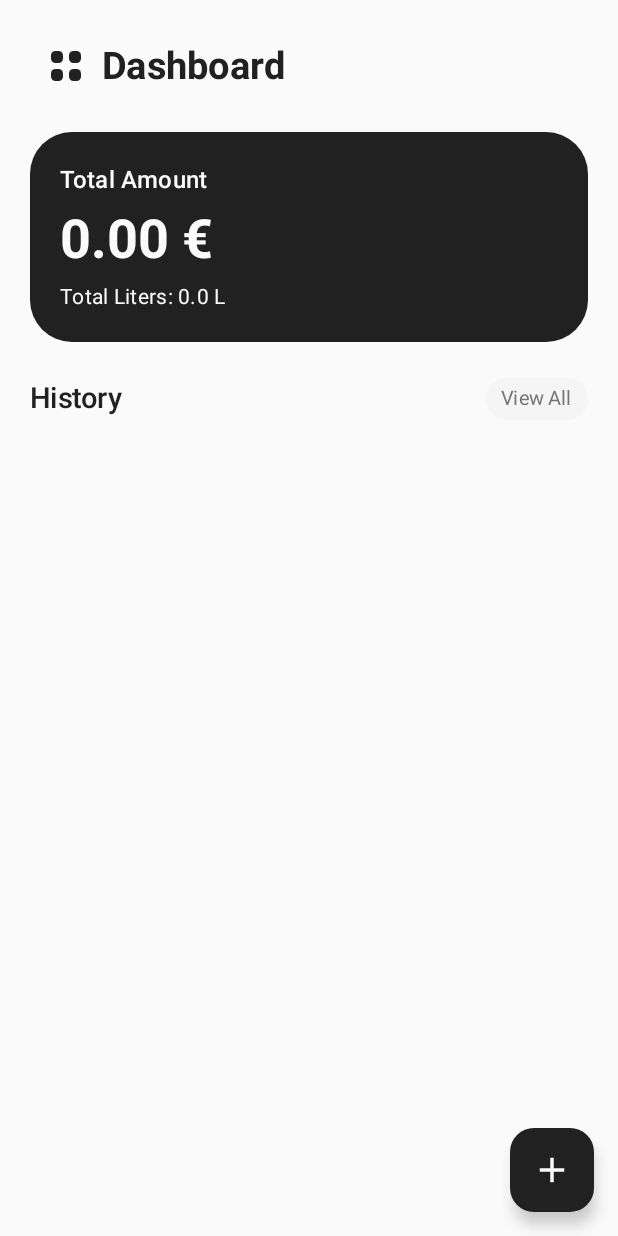
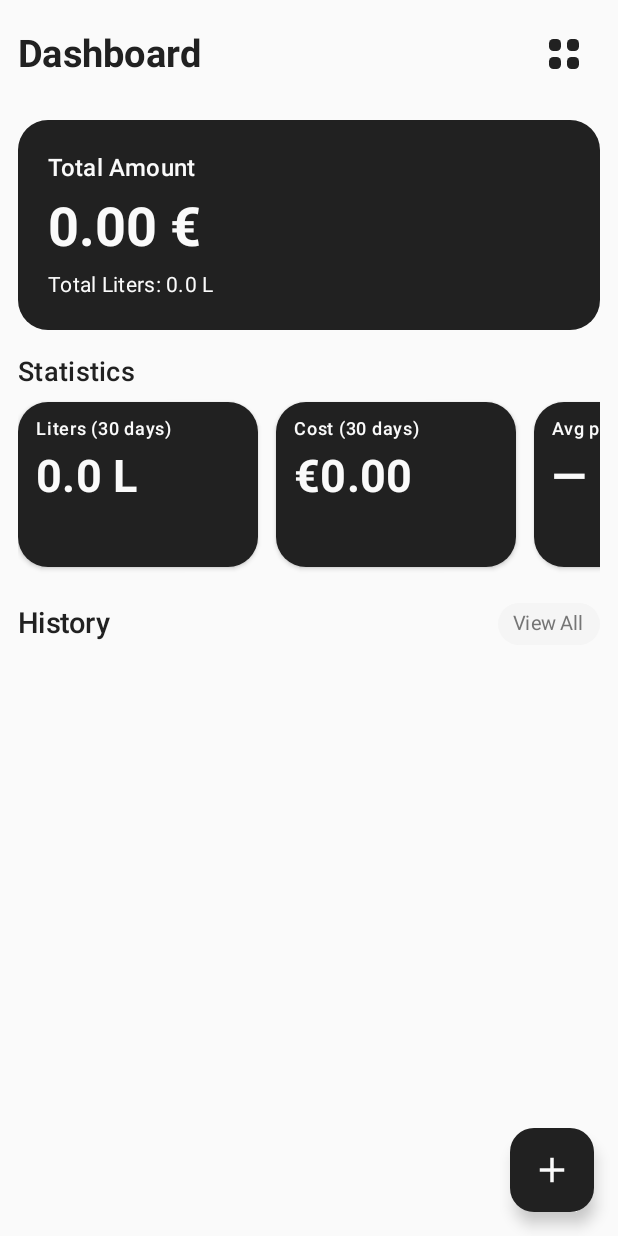
Before and after one commit to RoussosPhilip/App-Receipt-Scanner, an Android app built with Jetpack Compose: the screen it shows after launch (MainActivity), on a phone screen of 412 x 824 dp. Run offline under Robolectric (Android 15) with nearby library versions, the phone set to English and light mode, and no system bars; our stand-ins replace Room's generated code.

Commit message:
feat: add statistics to the dashboard screen

```diff
--- a/app/build.gradle.kts
+++ b/app/build.gradle.kts
@@ -11,7 +11,7 @@ android {
 
     defaultConfig {
         applicationId = "com.example.receipt_scanner"
-        minSdk = 24
+        minSdk = 26
         targetSdk = 36
         versionCode = 1
         versionName = "1.0"
--- a/app/src/main/java/com/example/receipt_scanner/ui/components/FuelRecordItem.kt
+++ b/app/src/main/java/com/example/receipt_scanner/ui/components/FuelRecordItem.kt
@@ -32,11 +32,13 @@ fun FuelRecordItem(record: FuelRecord) {
         }
     }
 
-
     Card(
-        modifier = Modifier.fillMaxWidth(),
-        shape = RoundedCornerShape(28.dp),
-        colors = CardDefaults.cardColors(containerColor = Color(0x2FDADADA)
+        modifier = Modifier
+            .fillMaxWidth()
+            .height(80.dp),
+        shape = RoundedCornerShape(20.dp),
+        colors = CardDefaults.cardColors(
+            containerColor = Color(0x2FDADADA)
         )
     ) {
         Row(
--- /dev/null
+++ b/app/src/main/java/com/example/receipt_scanner/ui/components/StatisticsCard.kt
@@ -0,0 +1,65 @@
+package com.example.receipt_scanner.ui.components
+
+import androidx.compose.foundation.layout.Column
+import androidx.compose.foundation.layout.PaddingValues
+import androidx.compose.foundation.layout.padding
+import androidx.compose.foundation.layout.size
+import androidx.compose.foundation.shape.RoundedCornerShape
+import androidx.compose.material3.Card
+import androidx.compose.material3.CardDefaults
+import androidx.compose.material3.MaterialTheme
+import androidx.compose.material3.Text
+import androidx.compose.runtime.Composable
+import androidx.compose.ui.Modifier
+import androidx.compose.ui.text.font.FontWeight
+import androidx.compose.ui.unit.dp
+import androidx.compose.ui.unit.sp
+
+data class DashboardStat(
+    val title: String,
+    val value: String,
+    val subtitle: String? = null
+)
+
+@Composable
+fun StatisticsCard(
+    stat: DashboardStat,
+    modifier: Modifier = Modifier
+) {
+    Card(
+        modifier = modifier.size(width = 160.dp, height = 110.dp),
+        shape = RoundedCornerShape(20.dp),
+        colors = CardDefaults.cardColors(MaterialTheme.colorScheme.onPrimaryContainer),
+        elevation = CardDefaults.cardElevation(defaultElevation = 2.dp),
+    ) {
+        Column(
+            modifier = Modifier
+                .padding(PaddingValues(horizontal = 12.dp, vertical = 10.dp))
+        ) {
+            Text(
+                text = stat.title,
+                style = MaterialTheme.typography.labelMedium,
+                color = MaterialTheme.colorScheme.background,
+            )
+
+            Text(
+                text = stat.value,
+                style = MaterialTheme.typography.titleMedium.copy(
+                    fontSize = 30.sp,
+                    fontWeight = FontWeight.Bold,
+                    color = MaterialTheme.colorScheme.background
+                    ),
+                modifier = Modifier.padding(top = 6.dp)
+            )
+
+            stat.subtitle?.let {
+                Text(
+                    text = it,
+                    style = MaterialTheme.typography.bodySmall,
+                    color = MaterialTheme.colorScheme.background,
+                    modifier = Modifier.padding(top = 4.dp)
+                )
+            }
+        }
+    }
+}
--- a/app/src/main/java/com/example/receipt_scanner/ui/components/SummaryCard.kt
+++ b/app/src/main/java/com/example/receipt_scanner/ui/components/SummaryCard.kt
@@ -22,7 +22,7 @@ fun SummaryCard(
             .fillMaxWidth()
             .height(140.dp),
         colors = CardDefaults.cardColors(MaterialTheme.colorScheme.onPrimaryContainer),
-        shape = RoundedCornerShape(28.dp)
+        shape = RoundedCornerShape(20.dp)
     ) {
         Column(
             modifier = Modifier
--- a/app/src/main/java/com/example/receipt_scanner/ui/screens/DashboardScreen.kt
+++ b/app/src/main/java/com/example/receipt_scanner/ui/screens/DashboardScreen.kt
@@ -1,7 +1,6 @@
 package com.example.receipt_scanner.ui.screens
 
 import androidx.compose.foundation.layout.*
-import androidx.compose.foundation.lazy.LazyColumn
 import androidx.compose.foundation.lazy.items
 import androidx.compose.foundation.shape.RoundedCornerShape
 import androidx.compose.material3.Button
@@ -30,7 +29,12 @@ import androidx.compose.ui.platform.LocalContext
 import androidx.compose.runtime.collectAsState
 import androidx.compose.runtime.rememberCoroutineScope
 import com.example.receipt_scanner.data.AppDataBase
-import kotlinx.coroutines.launch
+import com.example.receipt_scanner.ui.components.StatisticsCard
+import java.time.LocalDate
+import java.time.format.DateTimeFormatter
+import kotlin.text.format
+import androidx.compose.foundation.lazy.LazyRow
+import com.example.receipt_scanner.ui.components.DashboardStat
 
 
 @Composable
@@ -51,6 +55,48 @@ fun DashboardScreen(
     var showBottomSheet by remember { mutableStateOf(false) }
     val totalAmount = records.sumOf { it.amount }
     val totalLiters = records.sumOf { it.liters }
+
+    val formatter = remember { DateTimeFormatter.ofPattern("yyyy-MM-dd") }
+    val today = remember { LocalDate.now() }
+    val monthAgo = remember { today.minusDays(30) }
+
+    val lastMonthRecords = remember(records) {
+        records.filter { record ->
+            try {
+                val d = LocalDate.parse(record.date, formatter)
+                !d.isBefore(monthAgo) && !d.isAfter(today)
+            } catch (e: Exception) {
+                false
+            }
+        }
+    }
+
+    val lastMonthLiters = lastMonthRecords.sumOf { it.liters }
+    val lastMonthAmount = lastMonthRecords.sumOf { it.amount }
+
+    val avgPriceOverall =
+        if (totalLiters > 0.0) totalAmount / totalLiters else 0.0
+
+    val stats = listOf(
+        DashboardStat(
+            title = "Liters (30 days)",
+            value = String.format("%.1f L", lastMonthLiters),
+//            subtitle = "Last 30 days"
+        ),
+        DashboardStat(
+            title = "Cost (30 days)",
+            value = String.format("€%.2f", lastMonthAmount),
+//            subtitle = "Last 30 days"
+        ),
+        DashboardStat(
+            title = "Avg price (Overall)",
+            value = if (avgPriceOverall > 0.0)
+                String.format("€%.3f/L", avgPriceOverall)
+            else
+                "—",
+//            subtitle = "Overall"
+        )
+    )
 
     val scope = rememberCoroutineScope()
 
@@ -75,7 +121,7 @@ fun DashboardScreen(
             Column(
                 modifier = Modifier
                     .fillMaxSize()
-                    .padding(20.dp)
+                    .padding(12.dp)
             ) {
 //                Spacer(modifier = Modifier.height(20.dp))
 
@@ -83,15 +129,17 @@ fun DashboardScreen(
                     modifier = Modifier.fillMaxWidth(),
                     verticalAlignment = Alignment.CenterVertically
                 ) {
-                    CustomMenuButton(onClick = {
-                        // Will do something
-                    })
-
                     Text(
                         text = "Dashboard",
                         style = MaterialTheme.typography.titleMedium.copy(fontSize = 25.sp),
                         fontWeight = FontWeight.Bold
                     )
+
+                    Spacer(modifier = Modifier.weight(1f))
+
+                    CustomMenuButton(onClick = {
+                        // Will do something
+                    })
 
                     //For testing
 //                    Button(onClick = {
@@ -110,6 +158,23 @@ fun DashboardScreen(
                     totalAmount = totalAmount,
                     totalLiters = totalLiters
                 )
+
+                Spacer(modifier = Modifier.height(16.dp))
+
+                Text(
+                    text = "Statistics",
+                    style = MaterialTheme.typography.titleMedium.copy(fontSize = 18.sp),
+                    modifier = Modifier.padding(bottom = 8.dp)
+                )
+
+                LazyRow(
+                    modifier = Modifier.fillMaxWidth(),
+                    horizontalArrangement = Arrangement.spacedBy(12.dp)
+                )  {
+                    items(stats){ stat ->
+                        StatisticsCard(stat = stat)
+                    }
+                }
 
                 Spacer(modifier = Modifier.height(24.dp))
 
@@ -150,10 +215,20 @@ fun DashboardScreen(
 
                 Spacer(modifier = Modifier.height(15.dp))
 
-                LazyColumn(modifier = Modifier.fillMaxSize()) {
-                    items(records) { record ->
-                        FuelRecordItem(record = record)
-                        Spacer(modifier = Modifier.height(8.dp))
+                BoxWithConstraints(
+                    modifier = Modifier
+                        .fillMaxWidth()
+                        .weight(1f)
+                ) {
+                    val itemHeight = 80.dp + 8.dp
+                    val availableHeight = maxHeight
+                    val itemsToShow = (availableHeight / itemHeight).toInt()
+
+                    Column(modifier = Modifier.fillMaxWidth()) {
+                        records.take(itemsToShow).forEach { record ->
+                            FuelRecordItem(record = record)
+                            Spacer(modifier = Modifier.height(8.dp))
+                        }
                     }
                 }
             }
--- a/app/src/main/java/com/example/receipt_scanner/ui/screens/ManualEntryScreen.kt
+++ b/app/src/main/java/com/example/receipt_scanner/ui/screens/ManualEntryScreen.kt
@@ -34,7 +34,6 @@ private fun parseNumber(input: String): Double?{
     val normalized = input.replace(",",".")
     return normalized.toDoubleOrNull()
 }
-
 
 @OptIn(ExperimentalMaterial3Api::class)
 @Composable
```
